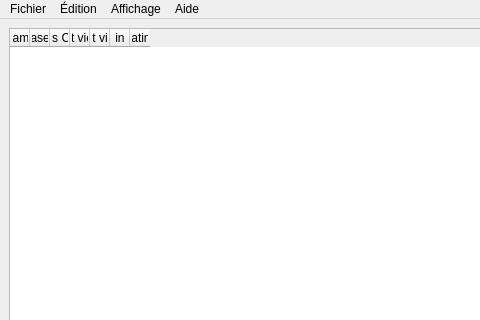
This is MainWindow.ui in AmbreM71/MovieManager as Qt 5 draws it before an edit; both pictures show x 0 to 480 and y 0 to 320 of the 1280 by 720 pixel window. The edited form follows.
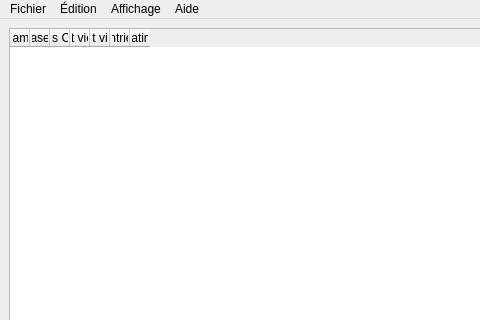
This is the edited form.

What changed in the file:
```diff
--- a/MainWindow.ui
+++ b/MainWindow.ui
@@ -331,7 +331,7 @@
         </column>
         <column>
          <property name="text">
-          <string>Entries in France</string>
+          <string>Entries</string>
          </property>
         </column>
         <column>
```
